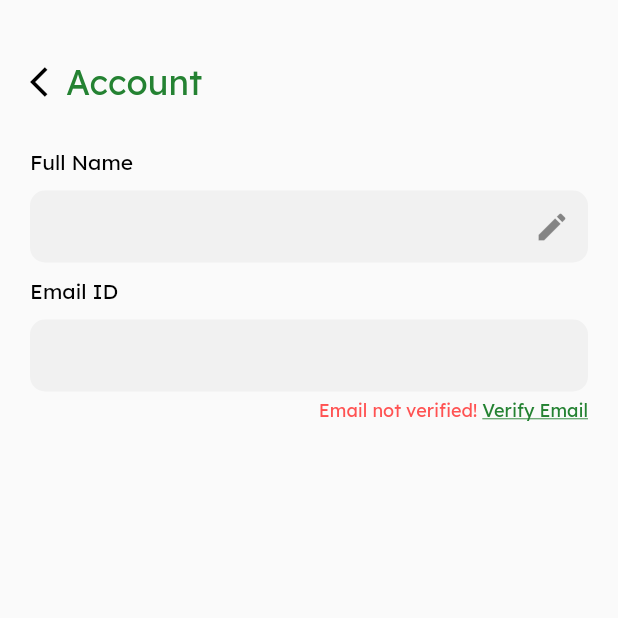
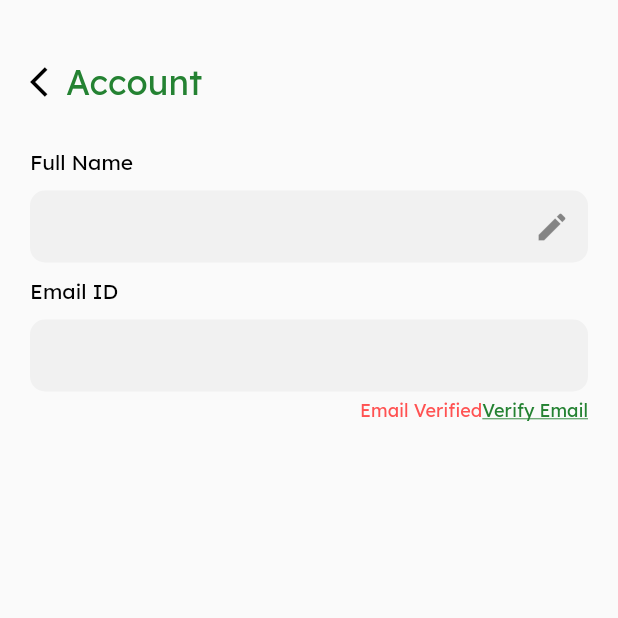
Before and after one commit to smit-mist/Huddle-Score, a Flutter app: the HomeNavBar screen opened by its route, item 4 of the bottom bar chosen, after a tap on "Account", on a phone screen of 412 x 824 dp, the top half of it. Run offline on Flutter 3.47's test engine with Material 2 defaults, Android fonts, the phone set to English and light mode, and no system bars; our stand-ins replace bloc, cloud_firestore, equatable, firebase_auth, firebase_core, flutter_bloc and 3 more; missing offline and left inert: razorpay_flutter; accounts and stored records are empty; network calls fail.

Commit message:
email verification done

```diff
--- a/lib/blocs/home_nav_bar/home_nav_bar_bloc.dart
+++ b/lib/blocs/home_nav_bar/home_nav_bar_bloc.dart
@@ -41,9 +41,6 @@ class HomeNavBarBloc extends Bloc<HomeNavBarEvent, HomeNavBarState> {
         );
       } else
         yield AnonymousProfileScreenState();
-    } else if (event is EmailVerificationInit) {
-      await _repository.sendEmailVerificationLink();
-      if (_repository.isEmailVerified()) yield EmailVerifiedState();
     }
   }
 }
--- a/lib/blocs/home_nav_bar/home_nav_bar_event.dart
+++ b/lib/blocs/home_nav_bar/home_nav_bar_event.dart
@@ -13,5 +13,3 @@ class SearchIconPressed extends HomeNavBarEvent {}
 class CartIconPressed extends HomeNavBarEvent {}
 
 class ProfileIconPressed extends HomeNavBarEvent {}
-
-class EmailVerificationInit extends HomeNavBarEvent{}
--- a/lib/blocs/home_nav_bar/home_nav_bar_state.dart
+++ b/lib/blocs/home_nav_bar/home_nav_bar_state.dart
@@ -25,5 +25,3 @@ class UserProfileScreenState extends HomeNavBarState {
 }
 
 class AnonymousProfileScreenState extends HomeNavBarState {}
-
-class EmailVerifiedState extends HomeNavBarState {}
--- a/lib/screens/auth_and_user/edit_profile_screen.dart
+++ b/lib/screens/auth_and_user/edit_profile_screen.dart
@@ -1,5 +1,7 @@
+import 'package:firebase_auth/firebase_auth.dart';
 import 'package:flutter/material.dart';
 import 'package:flutter_bloc/flutter_bloc.dart';
+import 'package:fluttertoast/fluttertoast.dart';
 import 'package:huddle_and_score/blocs/home_nav_bar/home_nav_bar_bloc.dart';
 import 'package:huddle_and_score/constants.dart';
 import 'package:huddle_and_score/repositories/auth_repository.dart';
@@ -14,6 +16,7 @@ class EditProfileScreen extends StatelessWidget {
   EditProfileScreen({this.email, this.name});
   @override
   Widget build(BuildContext context) {
+    final isVerified = FirebaseAuth.instance.currentUser.emailVerified;
     _bloc = BlocProvider.of<HomeNavBarBloc>(context);
     double w = MediaQuery.of(context).size.width;
     double h = MediaQuery.of(context).size.height;
@@ -87,55 +90,35 @@ class EditProfileScreen extends StatelessWidget {
               SizedBox(
                 height: 5,
               ),
-              BlocBuilder<HomeNavBarBloc, HomeNavBarState>(
-                builder: (context, state) {
-                  if (state is EmailVerifiedState) {
-                    return Row(
-                      children: [
-                        Spacer(),
-                        RichText(
-                          text: TextSpan(
-                            style: themeFont(),
-                            children: <TextSpan>[
-                              TextSpan(
-                                text: 'Email verified! ',
-                                style:
-                                    themeFont(color: Colors.greenAccent, s: 12),
-                              ),
-                            ],
-                          ),
-                        ),
-                      ],
-                    );
-                  }
-                  return Row(
+              Row(
                 children: [
                   Spacer(),
                   GestureDetector(
-                        onTap: () {
-                          _bloc.add(EmailVerificationInit());
+                    onTap: () async {
+                      await FirebaseAuth.instance.currentUser
+                          .sendEmailVerification();
+                      Fluttertoast.showToast(msg: 'Verification email sent');
                     },
                     child: RichText(
                       text: TextSpan(
                         style: themeFont(),
                         children: <TextSpan>[
                           TextSpan(
-                                  text: 'Email not verified! ',
-                                  style: themeFont(
-                                      color: Colors.redAccent, s: 12)),
+                            text: isVerified
+                                ? 'Email Verified'
+                                : 'Email not verified! ',
+                            style: themeFont(color: Colors.redAccent, s: 12),
+                          ),
                           TextSpan(
                             text: 'Verify Email',
                             style: themeFont(color: kThemeColor, s: 12)
-                                    .copyWith(
-                                        decoration: TextDecoration.underline),
+                                .copyWith(decoration: TextDecoration.underline),
                           ),
                         ],
                       ),
                     ),
                   ),
                 ],
-                  );
-                },
               ),
               Spacer(),
               GestureDetector(
```
Lines whose indentation alone changed are shown as unchanged.
